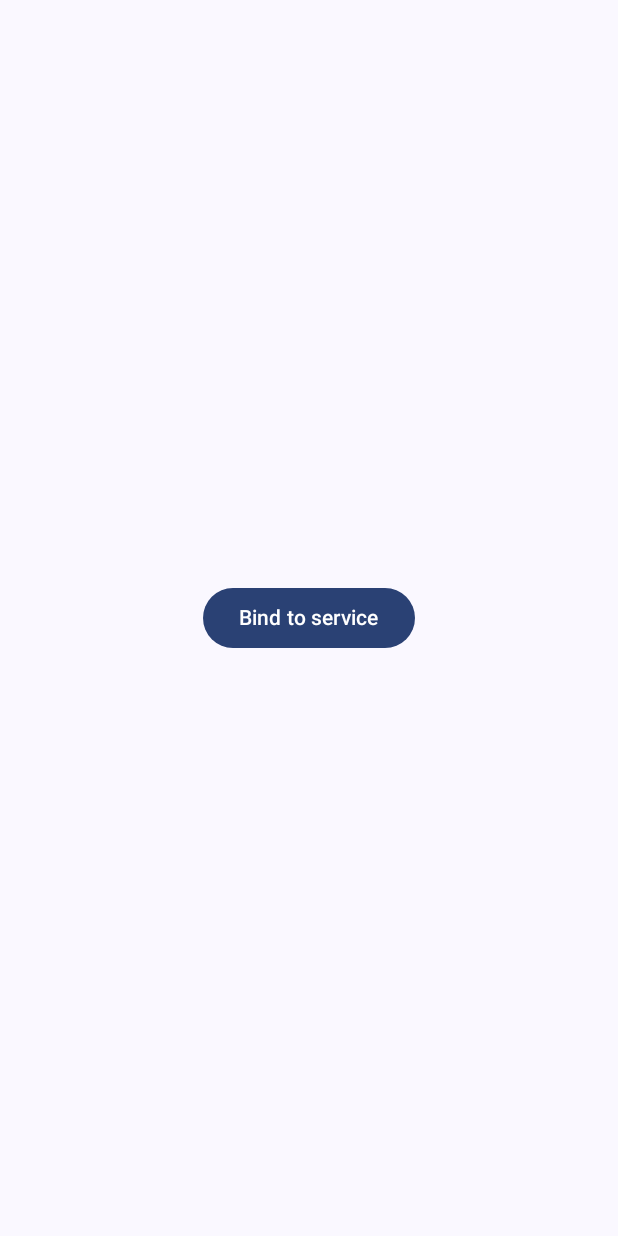
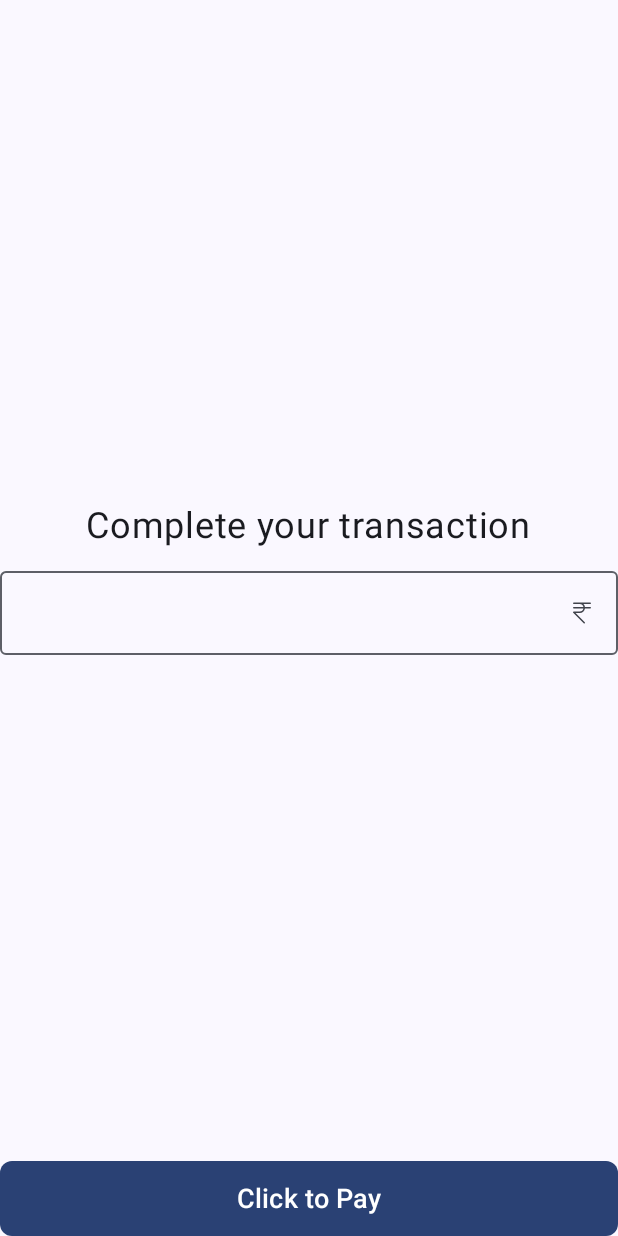
Before and after one commit to gabriel-rajadurai/PayZ, an Android app built with Jetpack Compose: the screen it shows after launch (MainActivity), on a phone screen of 412 x 824 dp. Run offline under Robolectric (Android 15) with nearby library versions, the phone set to English and light mode, and no system bars; our stand-ins replace Dagger/Hilt's generated code; 1 statement that could not run was skipped.

Commit message:
Setup a basic transaction UI

```diff
--- a/app/build.gradle.kts
+++ b/app/build.gradle.kts
@@ -3,6 +3,8 @@ plugins {
     alias(libs.plugins.kotlin.android)
     alias(libs.plugins.kotlin.compose)
     alias(libs.plugins.kotlin.parcelize)
+    kotlin("kapt")
+    alias(libs.plugins.google.dagger.hilt)
 }
 
 android {
@@ -51,6 +53,10 @@ dependencies {
     implementation(libs.androidx.ui.tooling.preview)
     implementation(libs.androidx.material3)
 
+    implementation(libs.hilt.android)
+    kapt(libs.hilt.compiler)
+    implementation(libs.hilt.navigation.compose)
+
     implementation(project(":analyticsInterface"))
 
     testImplementation(libs.junit)
--- a/app/src/main/AndroidManifest.xml
+++ b/app/src/main/AndroidManifest.xml
@@ -7,6 +7,7 @@
     </queries>
 
     <application
+        android:name=".PayZApp"
         android:allowBackup="true"
         android:dataExtractionRules="@xml/data_extraction_rules"
         android:fullBackupContent="@xml/backup_rules"
--- a/app/src/main/java/com/gabriel/payz/MainActivity.kt
+++ b/app/src/main/java/com/gabriel/payz/MainActivity.kt
@@ -1,8 +1,6 @@
 package com.gabriel.payz
 
 import android.content.ComponentName
-import android.content.Context
-import android.content.Intent
 import android.content.ServiceConnection
 import android.os.Bundle
 import android.os.IBinder
@@ -10,22 +8,19 @@ import android.util.Log
 import androidx.activity.ComponentActivity
 import androidx.activity.compose.setContent
 import androidx.activity.enableEdgeToEdge
-import androidx.compose.foundation.layout.Box
 import androidx.compose.foundation.layout.fillMaxSize
 import androidx.compose.foundation.layout.padding
-import androidx.compose.material3.Button
 import androidx.compose.material3.Scaffold
-import androidx.compose.material3.Text
-import androidx.compose.runtime.Composable
-import androidx.compose.ui.Alignment
 import androidx.compose.ui.Modifier
-import androidx.compose.ui.tooling.preview.Preview
 import com.gabriel.analyticsinterface.IAnalyticsInterface
+import com.gabriel.payz.ui.screens.CompleteTransactionScreen
 import com.gabriel.payz.ui.theme.PayZTheme
+import dagger.hilt.android.AndroidEntryPoint
 
+@AndroidEntryPoint
 class MainActivity : ComponentActivity() {
 
-    private val serviceConnection  = object : ServiceConnection {
+    private val serviceConnection = object : ServiceConnection {
         override fun onServiceConnected(name: ComponentName?, service: IBinder?) {
             Log.d(TAG, "Analytics service connected ")
             val analyticsInterface = IAnalyticsInterface.Stub.asInterface(service)
@@ -43,37 +38,15 @@ class MainActivity : ComponentActivity() {
         setContent {
             PayZTheme {
                 Scaffold(modifier = Modifier.fillMaxSize()) { innerPadding ->
-                    Box(
+
+                    CompleteTransactionScreen(
                         modifier = Modifier
                             .fillMaxSize()
-                            .padding(innerPadding),
-                        contentAlignment = Alignment.Center
-                    ) {
-                        Button(
-                            onClick = {
-                                bindToService()
-                            }
-                        ) {
-                            Text("Bind to service")
-                        }
-                    }
+                            .padding(innerPadding)
+                    )
                 }
             }
         }
-    }
-
-    private fun bindToService() {
-        bindService(
-            Intent().apply {
-                component = ComponentName(
-                    "com.gabriel.analytics",
-                    "com.gabriel.analytics.AnalyticsService"
-                )
-                action = "com.gabriel.analytics.BIND_ANALYTICS_SERVICE"
-            },
-            serviceConnection,
-            Context.BIND_AUTO_CREATE
-        )
     }
 
     companion object {
--- /dev/null
+++ b/app/src/main/java/com/gabriel/payz/PayZApp.kt
@@ -0,0 +1,7 @@
+package com.gabriel.payz
+
+import android.app.Application
+import dagger.hilt.android.HiltAndroidApp
+
+@HiltAndroidApp
+class PayZApp : Application()
--- /dev/null
+++ b/app/src/main/java/com/gabriel/payz/ui/screens/CompleteTransaction.kt
@@ -0,0 +1,122 @@
+package com.gabriel.payz.ui.screens
+
+import androidx.compose.foundation.layout.Arrangement
+import androidx.compose.foundation.layout.Box
+import androidx.compose.foundation.layout.Column
+import androidx.compose.foundation.layout.Spacer
+import androidx.compose.foundation.layout.fillMaxSize
+import androidx.compose.foundation.layout.fillMaxWidth
+import androidx.compose.foundation.layout.height
+import androidx.compose.foundation.layout.padding
+import androidx.compose.foundation.layout.size
+import androidx.compose.foundation.shape.RoundedCornerShape
+import androidx.compose.foundation.text.KeyboardOptions
+import androidx.compose.material3.Button
+import androidx.compose.material3.CircularProgressIndicator
+import androidx.compose.material3.Icon
+import androidx.compose.material3.LocalTextStyle
+import androidx.compose.material3.OutlinedTextField
+import androidx.compose.material3.Text
+import androidx.compose.runtime.Composable
+import androidx.compose.runtime.getValue
+import androidx.compose.runtime.mutableStateOf
+import androidx.compose.runtime.remember
+import androidx.compose.runtime.setValue
+import androidx.compose.ui.Alignment
+import androidx.compose.ui.Modifier
+import androidx.compose.ui.res.painterResource
+import androidx.compose.ui.text.input.KeyboardType
+import androidx.compose.ui.text.input.TextFieldValue
+import androidx.compose.ui.text.style.TextAlign
+import androidx.compose.ui.tooling.preview.Preview
+import androidx.compose.ui.unit.dp
+import androidx.compose.ui.unit.sp
+import androidx.hilt.navigation.compose.hiltViewModel
+import androidx.lifecycle.compose.collectAsStateWithLifecycle
+import com.gabriel.payz.R
+
+@Composable
+fun CompleteTransactionScreen(
+    modifier: Modifier
+) {
+
+    val viewModel: TransactionsViewModel = hiltViewModel()
+
+    val transactionInProgress = viewModel.transactionInProgress.collectAsStateWithLifecycle().value
+    var amount by remember { mutableStateOf(TextFieldValue()) }
+
+    Box(
+        modifier = modifier,
+    ) {
+        Column(
+            modifier = modifier,
+            verticalArrangement = Arrangement.Center
+        ) {
+
+            Spacer(modifier = Modifier.weight(1f, true))
+
+            Text(
+                text = "Complete your transaction",
+                style = LocalTextStyle.current.copy(fontSize = 24.sp),
+                modifier = Modifier.align(Alignment.CenterHorizontally)
+            )
+
+            Spacer(modifier = Modifier.size(16.dp))
+
+            OutlinedTextField(
+                modifier = Modifier.fillMaxWidth(),
+                value = amount,
+                textStyle = LocalTextStyle.current.copy(
+                    textAlign = TextAlign.End
+                ),
+                keyboardOptions = KeyboardOptions(keyboardType = KeyboardType.Number),
+                onValueChange = {
+                    amount = it
+                },
+                trailingIcon = {
+                    Icon(
+                        modifier = Modifier.size(24.dp),
+                        painter = painterResource(R.drawable.ic_rupee),
+                        contentDescription = ""
+                    )
+                }
+            )
+
+            Spacer(modifier = Modifier.weight(1f, true))
+
+            Button(
+                modifier = Modifier
+                    .fillMaxWidth()
+                    .height(50.dp),
+                shape = RoundedCornerShape(8.dp),
+                onClick = {
+                    viewModel.completeTransaction()
+                }
+            ) {
+                Text(
+                    "Click to Pay",
+                    style = LocalTextStyle.current.copy(
+                        fontSize = 18.sp
+                    )
+                )
+            }
+        }
+
+        if (transactionInProgress) {
+            CircularProgressIndicator(
+                modifier = Modifier.align(Alignment.Center)
+            )
+        }
+    }
+
+}
+
+@Composable
+@Preview(showBackground = true)
+private fun CompleteTransactionScreenPreview() {
+    CompleteTransactionScreen(
+        modifier = Modifier
+            .fillMaxSize()
+            .padding(16.dp)
+    )
+}
--- /dev/null
+++ b/app/src/main/java/com/gabriel/payz/ui/screens/TransactionsViewModel.kt
@@ -0,0 +1,43 @@
+package com.gabriel.payz.ui.screens
+
+import android.util.Log
+import androidx.lifecycle.ViewModel
+import androidx.lifecycle.viewModelScope
+import com.gabriel.payz.AnalyticsService
+import dagger.hilt.android.lifecycle.HiltViewModel
+import kotlinx.coroutines.delay
+import kotlinx.coroutines.flow.MutableStateFlow
+import kotlinx.coroutines.launch
+import javax.inject.Inject
+
+@HiltViewModel
+class TransactionsViewModel @Inject constructor(
+    private val analyticsService: AnalyticsService
+) : ViewModel() {
+
+    init {
+        analyticsService.connectService()
+    }
+
+    val transactionInProgress = MutableStateFlow(false)
+
+    fun completeTransaction() {
+        transactionInProgress.value = true //reset previous state
+        logStats("Pre Transaction")
+        viewModelScope.launch {
+            delay(2000) //simulate an API call
+            transactionInProgress.value = false
+            logStats("Post Transaction")
+        }
+    }
+
+    private fun logStats(state: String) {
+        val currentStats = analyticsService.analyticsInterface?.currentStats
+        Log.d(TAG, "$state, current stats => $currentStats")
+    }
+
+    companion object {
+        private const val TAG = "TransactionsViewModel"
+    }
+
+}
--- /dev/null
+++ b/app/src/main/res/drawable/ic_rupee.xml
@@ -0,0 +1,9 @@
+<vector xmlns:android="http://schemas.android.com/apk/res/android"
+    android:width="800dp"
+    android:height="800dp"
+    android:viewportWidth="24"
+    android:viewportHeight="24">
+  <path
+      android:pathData="M12.949,6C13.485,6.525 13.853,7.221 13.965,8L17.5,8C17.776,8 18,8.224 18,8.5C18,8.776 17.776,9 17.5,9L13.965,9C13.722,10.696 12.263,12 10.5,12L7.707,12L13.854,18.146C14.049,18.342 14.049,18.658 13.854,18.854C13.658,19.049 13.342,19.049 13.146,18.854L6.146,11.854C5.831,11.539 6.055,11 6.5,11L10.5,11C11.709,11 12.718,10.141 12.95,9L6.5,9C6.224,9 6,8.776 6,8.5C6,8.224 6.224,8 6.5,8L12.95,8C12.718,6.859 11.709,6 10.5,6L6.5,6C6.224,6 6,5.776 6,5.5C6,5.224 6.224,5 6.5,5L10.5,5L17.5,5C17.776,5 18,5.224 18,5.5C18,5.776 17.776,6 17.5,6L12.949,6L12.949,6Z"
+      android:fillColor="#000000"/>
+</vector>
--- a/build.gradle.kts
+++ b/build.gradle.kts
@@ -5,4 +5,5 @@ plugins {
     alias(libs.plugins.kotlin.compose) apply false
     alias(libs.plugins.android.library) apply false
     alias(libs.plugins.kotlin.parcelize) apply false
+    alias(libs.plugins.google.dagger.hilt) apply false
 }
--- a/gradle/libs.versions.toml
+++ b/gradle/libs.versions.toml
@@ -10,6 +10,8 @@ activityCompose = "1.10.1"
 composeBom = "2024.09.00"
 appcompat = "1.7.0"
 material = "1.12.0"
+hilt-android = "2.52"
+hilt-navigation-compose = "1.2.0"
 
 [libraries]
 androidx-core-ktx = { group = "androidx.core", name = "core-ktx", version.ref = "coreKtx" }
@@ -28,6 +30,9 @@ androidx-ui-test-junit4 = { group = "androidx.compose.ui", name = "ui-test-junit
 androidx-material3 = { group = "androidx.compose.material3", name = "material3" }
 androidx-appcompat = { group = "androidx.appcompat", name = "appcompat", version.ref = "appcompat" }
 material = { group = "com.google.android.material", name = "material", version.ref = "material" }
+hilt-android = { module = "com.google.dagger:hilt-android", version.ref = "hilt-android" }
+hilt-compiler = { module = "com.google.dagger:hilt-compiler", version.ref = "hilt-android" }
+hilt-navigation-compose = { module = "androidx.hilt:hilt-navigation-compose", version.ref = "hilt-navigation-compose" }
 
 [plugins]
 android-application = { id = "com.android.application", version.ref = "agp" }
@@ -35,3 +40,4 @@ kotlin-android = { id = "org.jetbrains.kotlin.android", version.ref = "kotlin" }
 kotlin-compose = { id = "org.jetbrains.kotlin.plugin.compose", version.ref = "kotlin" }
 android-library = { id = "com.android.library", version.ref = "agp" }
 kotlin-parcelize = { id = "org.jetbrains.kotlin.plugin.parcelize", version.ref = "kotlin" }
+google-dagger-hilt = { id = "com.google.dagger.hilt.android", version.ref = "hilt-android" }
```
Also changed, not shown: app/src/main/java/com/gabriel/payz/AnalyticsService.kt (added, +54 -0 lines).
